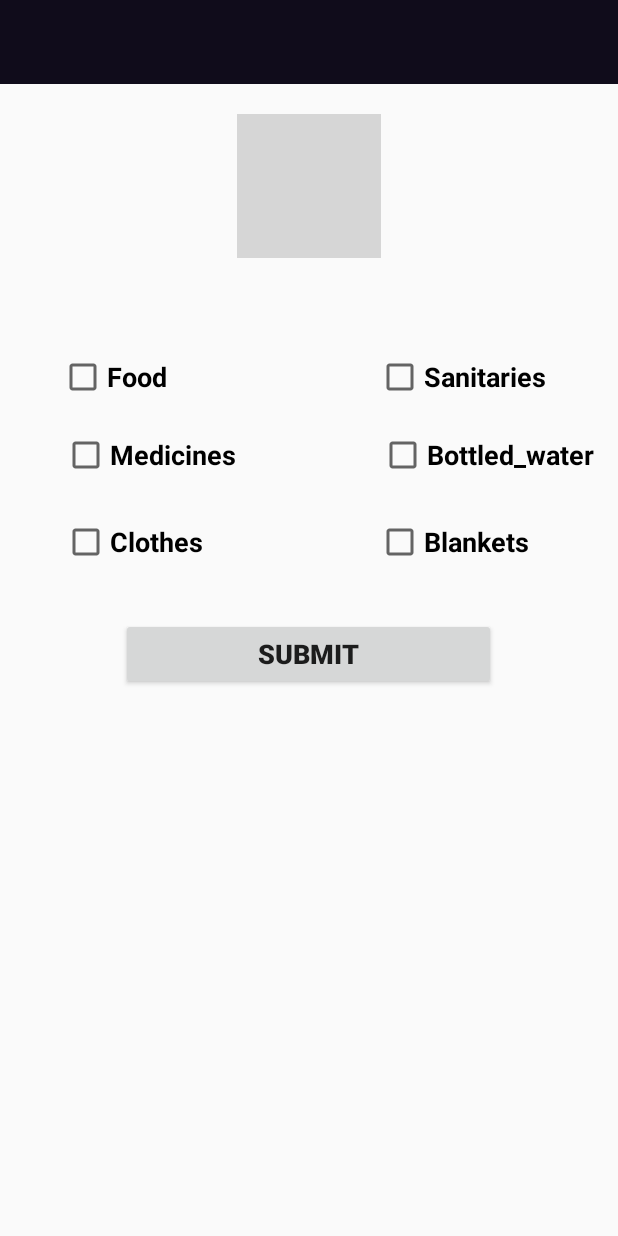
After one commit to Sharo31/SahajyaApp, an Android app: the layout activity_acknowledgment_form.xml on its own in the app's theme, with its tools: preview values and no code run, on a phone screen of 412 x 824 dp. The commit adds this screen. Run offline under Robolectric (Android 15) with nearby library versions, the phone set to English and light mode, and no system bars; grey boxes are pictures that could not be loaded.

Commit message:
added acknowledgement form

```diff
--- /dev/null
+++ b/app/src/main/res/layout/activity_acknowledgment_form.xml
@@ -0,0 +1,106 @@
+<?xml version="1.0" encoding="utf-8"?>
+<RelativeLayout xmlns:android="http://schemas.android.com/apk/res/android"
+    xmlns:app="http://schemas.android.com/apk/res-auto"
+    xmlns:tools="http://schemas.android.com/tools"
+    android:layout_width="match_parent"
+    android:layout_height="match_parent"
+    tools:context=".Acknowledgment_form">
+
+    <include
+        android:id="@+id/toolbar"
+        layout="@layout/toolbar"/>
+    <ImageView
+        android:layout_width="wrap_content"
+        android:layout_height="wrap_content"
+        android:src="@drawable/forms"
+        android:layout_centerHorizontal="true"
+        android:layout_below="@+id/toolbar"
+        android:layout_marginTop="20dp"/>
+
+    <CheckBox
+        android:id="@+id/food_box"
+        android:layout_width="wrap_content"
+        android:layout_height="wrap_content"
+        android:layout_alignParentStart="true"
+        android:layout_alignParentLeft="true"
+        android:layout_alignParentTop="true"
+        android:layout_marginStart="39dp"
+        android:layout_marginLeft="39dp"
+        android:layout_marginTop="235dp"
+        android:checked="false"
+        android:text="Food"
+        android:textSize="18sp"
+        android:textStyle="bold" />
+
+    <CheckBox
+        android:id="@+id/medicine_box"
+        android:layout_width="wrap_content"
+        android:layout_height="wrap_content"
+        android:layout_alignStart="@+id/food_box"
+        android:layout_alignParentTop="true"
+        android:layout_marginStart="2dp"
+        android:layout_marginTop="287dp"
+        android:text="Medicines"
+        android:textSize="18sp"
+        android:textStyle="bold" />
+
+    <CheckBox
+        android:id="@+id/clothes_box"
+        android:layout_width="107dp"
+        android:layout_height="wrap_content"
+        android:layout_alignStart="@+id/food_box"
+        android:layout_alignParentTop="true"
+        android:layout_marginStart="2dp"
+        android:layout_marginTop="345dp"
+        android:text="Clothes"
+        android:textSize="18sp"
+        android:textStyle="bold" />
+
+    <CheckBox
+        android:id="@+id/sanitary_box"
+        android:layout_width="wrap_content"
+        android:layout_height="wrap_content"
+        android:layout_alignBottom="@+id/food_box"
+        android:layout_alignParentEnd="true"
+        android:layout_alignParentRight="true"
+        android:layout_marginEnd="48dp"
+        android:layout_marginRight="48dp"
+        android:layout_marginBottom="0dp"
+        android:text="Sanitaries"
+        android:textSize="18sp"
+        android:textStyle="bold" />
+
+    <CheckBox
+        android:id="@+id/bottled_water_box"
+        android:layout_width="wrap_content"
+        android:layout_height="wrap_content"
+        android:layout_alignStart="@+id/sanitary_box"
+        android:layout_alignTop="@+id/medicine_box"
+        android:layout_marginStart="2dp"
+        android:text="Bottled_water"
+        android:textSize="18sp"
+        android:textStyle="bold" />
+
+    <CheckBox
+        android:id="@+id/blankets_box"
+        android:layout_width="wrap_content"
+        android:layout_height="wrap_content"
+        android:layout_alignStart="@+id/sanitary_box"
+        android:layout_alignTop="@+id/clothes_box"
+        android:text="Blankets"
+        android:textSize="18sp"
+        android:textStyle="bold" />
+
+    <Button
+        android:id="@+id/ack_btn"
+        android:layout_width="250dp"
+        android:layout_height="wrap_content"
+        android:layout_alignTop="@+id/toolbar"
+        android:layout_centerHorizontal="true"
+        android:layout_marginTop="412dp"
+        android:text="Submit"
+        android:textSize="18sp"
+        android:textStyle="bold" />
+
+
+</RelativeLayout>
```
Also changed, not shown: app/src/main/java/com/example/vaibhav/sahajya2/Acknowledgment_form.java (added, +172 -0 lines), app/src/main/java/com/example/vaibhav/sahajya2/MainActivity.java (+15 -2 lines), app/src/main/res/layout/activity_main.xml (+53 -0 lines).
